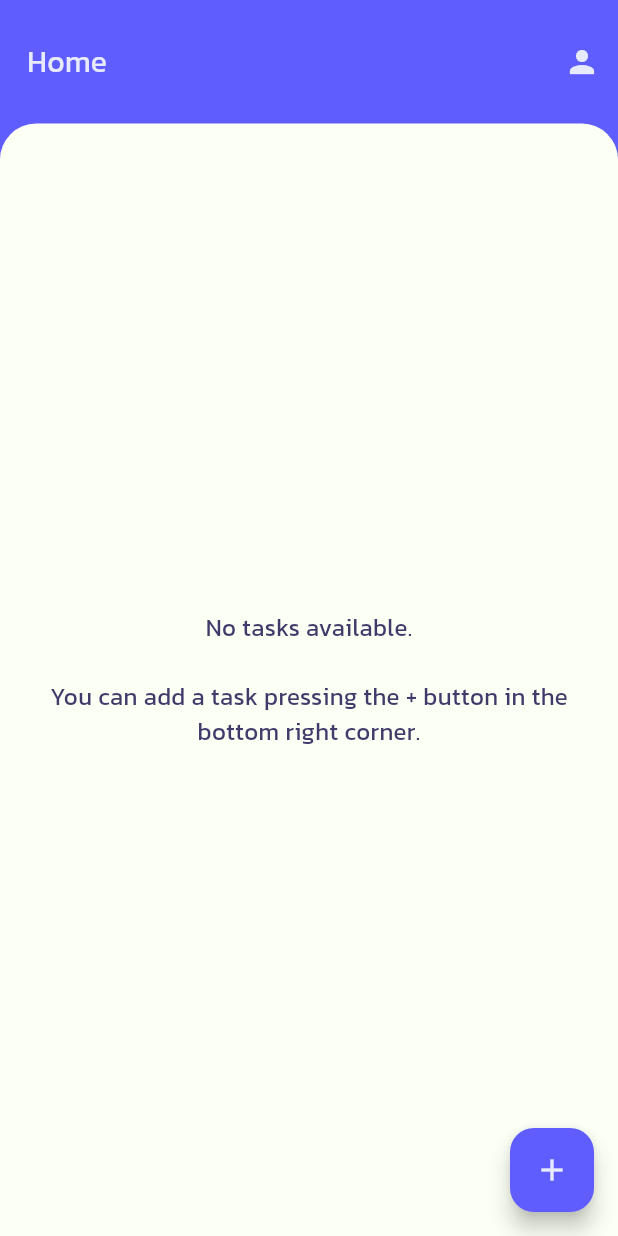
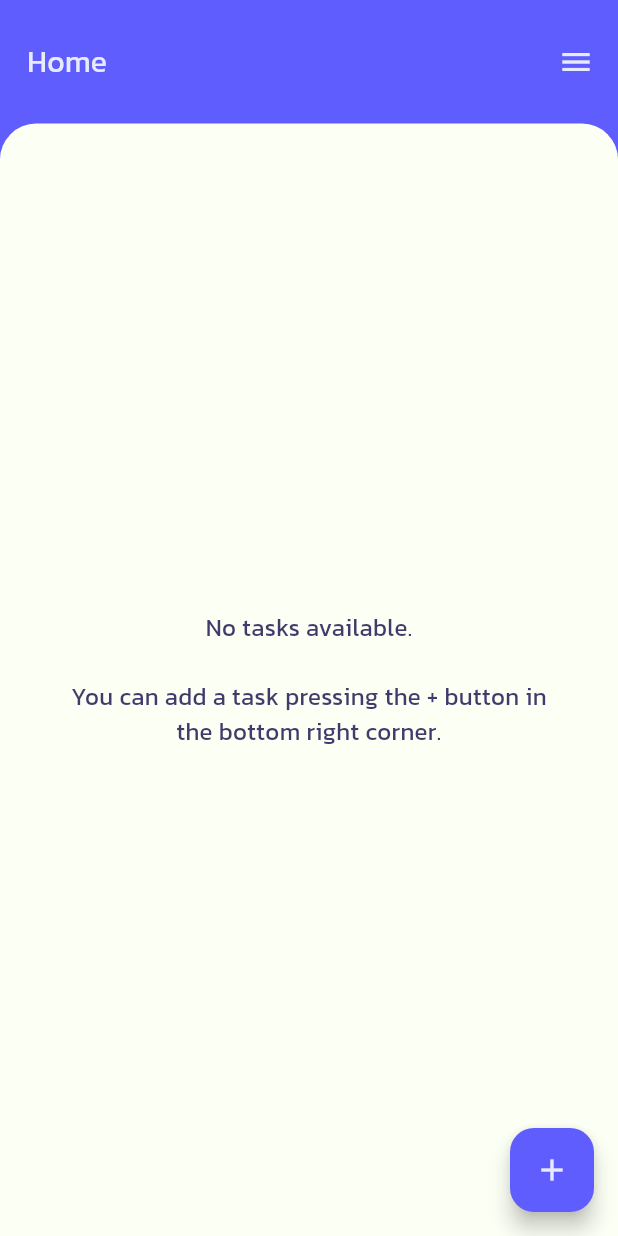
Before and after one commit to amethyst-cod3/taskhub, a Flutter app: the screen it shows once a user with an empty profile is signed in, on a phone screen of 412 x 824 dp. Run offline on Flutter 3.47's test engine with Material 3 defaults, Android fonts, the phone set to English and light mode, and no system bars; our stand-ins replace cloud_firestore, firebase_auth, firebase_core, flutter_slidable, flutter_spinkit, go_router and 1 more; accounts and stored records are empty.

Commit message:
Major changes: side menu page and user avatar

```diff
--- a/lib/features/home/tasks_list.dart
+++ b/lib/components/task/tasks_list.dart
@@ -1,7 +1,7 @@
 import 'package:flutter/material.dart';
 import 'package:flutter_slidable/flutter_slidable.dart';
 import 'package:provider/provider.dart';
-import 'package:taskhub/features/home/task_tile.dart';
+import 'package:taskhub/components/task/task_tile.dart';
 import 'package:taskhub/models/task_model.dart';
 import 'package:taskhub/models/user_model.dart';
 import 'package:taskhub/services/database_service.dart';
@@ -21,10 +21,13 @@ class _TasksListState extends State<TasksList> {
     final tasks = Provider.of<List<Task>>(context);
     return tasks.isEmpty
         ? const Center(
-            child: Text(
-              'No tasks available.\n\nYou can add a task pressing the + button in the bottom right corner.',
-              style: CustomTextStyle.primaryTextRegular,
-              textAlign: TextAlign.center,
+            child: Padding(
+              padding: EdgeInsets.all(24),
+              child: Text(
+                'No tasks available.\n\nYou can add a task pressing the + button in the bottom right corner.',
+                style: CustomTextStyle.primaryTextRegular,
+                textAlign: TextAlign.center,
+              ),
             ),
           )
         : SlidableAutoCloseBehavior(
--- a/lib/features/app/routes/routes.dart
+++ b/lib/features/app/routes/routes.dart
@@ -3,6 +3,7 @@ import 'package:go_router/go_router.dart';
 import 'package:taskhub/features/home/add_task_page.dart';
 import 'package:taskhub/features/home/edit_task_page.dart';
 import 'package:taskhub/features/home/home_page.dart';
+import 'package:taskhub/features/home/side_menu_page.dart';
 import 'package:taskhub/features/onboard/sign_in_page.dart';
 import 'package:taskhub/features/onboard/sign_up_page.dart';
 import 'package:taskhub/features/onboard/welcome_page.dart';
@@ -59,6 +60,12 @@ final GoRouter appRouter = GoRouter(
       },
     ),
     GoRoute(
+      path: '/sideMenuPage',
+      builder: (context, state) {
+        return const SideMenuPage();
+      },
+    ),
+    GoRoute(
       path: '/profilePage',
       builder: (context, state) {
         return const ProfilePage();
--- a/lib/features/home/home_page.dart
+++ b/lib/features/home/home_page.dart
@@ -1,7 +1,7 @@
 import 'package:flutter/material.dart';
 import 'package:go_router/go_router.dart';
 import 'package:provider/provider.dart';
-import 'package:taskhub/features/home/tasks_list.dart';
+import 'package:taskhub/components/task/tasks_list.dart';
 import 'package:taskhub/models/task_model.dart';
 import 'package:taskhub/models/user_model.dart';
 import 'package:taskhub/services/database_service.dart';
@@ -49,10 +49,14 @@ class HomePage extends StatelessWidget {
                           ),
                           Row(
                             children: [
-                              IconButton(
-                                icon: const Icon(Icons.person),
-                                color: CustomColor.lightwhite,
-                                onPressed: () => context.push('/profilePage'),
+                              Padding(
+                                padding: const EdgeInsets.all(4),
+                                child: IconButton(
+                                  icon: const Icon(Icons.menu),
+                                  color: CustomColor.lightwhite,
+                                  onPressed: () =>
+                                      context.push('/sideMenuPage'),
+                                ),
                               ),
                             ],
                           ),
--- a/lib/features/onboard/welcome_page.dart
+++ b/lib/features/onboard/welcome_page.dart
@@ -33,7 +33,7 @@ class WelcomePage extends StatelessWidget {
                   Container(
                     padding: const EdgeInsets.all(24),
                     child: const Text(
-                      'Your task management app.\n\nShare them with your friends and co-operate together.',
+                      'Your task management app.', //\n\nShare them with your friends and co-operate together.',
                       style: CustomTextStyle.welcomePageSubtitle,
                     ),
                   ),
--- a/lib/models/user_model.dart
+++ b/lib/models/user_model.dart
@@ -3,9 +3,11 @@ class UserModel {
     this.uid,
     this.username,
     this.email,
+    this.avatar,
   });
 
   final String? uid;
   final String? username;
   final String? email;
+  final String? avatar;
 }
--- a/lib/services/database_service.dart
+++ b/lib/services/database_service.dart
@@ -12,6 +12,7 @@ class DatabaseService {
       'uid': uid,
       'username': 'New user',
       'email': email,
+      'avatar': 'default',
     });
   }
 
--- a/pubspec.yaml
+++ b/pubspec.yaml
@@ -76,6 +76,9 @@ flutter:
   # assets:
   #   - images/a_dot_burr.jpeg
   #   - images/a_dot_ham.jpeg
+  assets:
+    #- assets/onboarding/onboarding_bg.png
+    - assets/user/default.png
 
   # An image asset can refer to one or more resolution-specific "variants", see
   # https://flutter.dev/assets-and-images/#resolution-aware
```
Also changed, not shown: lib/features/home/side_menu_page.dart (added, +71 -0 lines), lib/features/profile/profile_page.dart (+15 -0 lines), assets/user/default.png (added), lib/components/task/task_tile.dart (renamed from lib/features/home/task_tile.dart).
